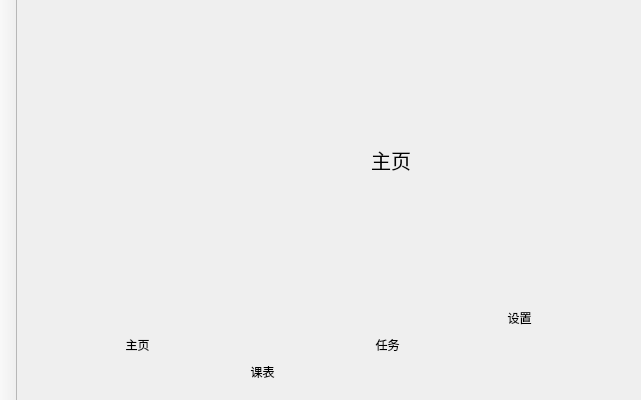
evtrouble/ham, file mainwindow.ui: the form before one commit.
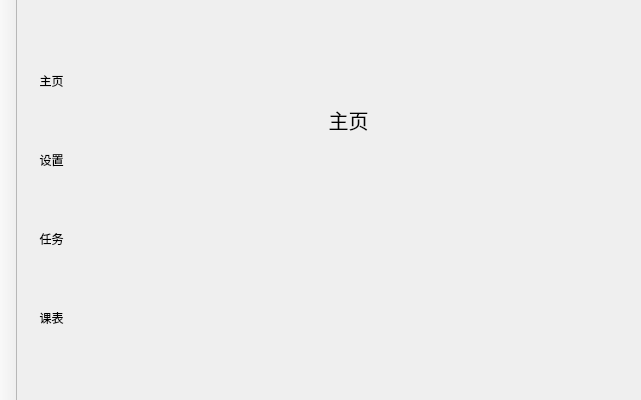
The form after the commit. The open tabs and pages were chosen to show the change. Icons and pictures are not drawn. Custom widgets are drawn as their Qt base class.

The edit to the form file:
```diff
--- a/mainwindow.ui
+++ b/mainwindow.ui
@@ -65,7 +65,7 @@
       </property>
       <widget class="QWidget" name="home">
        <layout class="QGridLayout" name="gridLayout_3">
-        <item row="0" column="2">
+        <item row="0" column="1" rowspan="2">
          <widget class="QLabel" name="homeDisplay">
           <property name="styleSheet">
            <string notr="true">background-color: transparent;
@@ -80,7 +80,61 @@
           </property>
          </widget>
         </item>
-        <item row="1" column="3">
+        <item row="3" column="0">
+         <widget class="QToolButton" name="classButton">
+          <property name="styleSheet">
+           <string notr="true">background-color: transparent;
+border: 0;</string>
+          </property>
+          <property name="text">
+           <string>课表</string>
+          </property>
+          <property name="icon">
+           <iconset resource="img.qrc">
+            <normaloff>:/tab/img/class.png</normaloff>:/tab/img/class.png</iconset>
+          </property>
+          <property name="iconSize">
+           <size>
+            <width>30</width>
+            <height>30</height>
+           </size>
+          </property>
+          <property name="autoExclusive">
+           <bool>true</bool>
+          </property>
+          <property name="toolButtonStyle">
+           <enum>Qt::ToolButtonStyle::ToolButtonTextUnderIcon</enum>
+          </property>
+         </widget>
+        </item>
+        <item row="2" column="0">
+         <widget class="QToolButton" name="tasksButton">
+          <property name="styleSheet">
+           <string notr="true">background-color: transparent;
+border: 0;</string>
+          </property>
+          <property name="text">
+           <string>任务</string>
+          </property>
+          <property name="icon">
+           <iconset resource="img.qrc">
+            <normaloff>:/tab/img/tasks.png</normaloff>:/tab/img/tasks.png</iconset>
+          </property>
+          <property name="iconSize">
+           <size>
+            <width>30</width>
+            <height>30</height>
+           </size>
+          </property>
+          <property name="autoExclusive">
+           <bool>true</bool>
+          </property>
+          <property name="toolButtonStyle">
+           <enum>Qt::ToolButtonStyle::ToolButtonTextUnderIcon</enum>
+          </property>
+         </widget>
+        </item>
+        <item row="1" column="0">
          <widget class="QToolButton" name="settingsButton">
           <property name="styleSheet">
            <string notr="true">background-color: transparent;
@@ -107,7 +161,7 @@
           </property>
          </widget>
         </item>
-        <item row="2" column="0">
+        <item row="0" column="0">
          <widget class="QToolButton" name="homeButton">
           <property name="styleSheet">
            <string notr="true">background-color: transparent;
@@ -134,60 +188,6 @@
           </property>
          </widget>
         </item>
-        <item row="2" column="2">
-         <widget class="QToolButton" name="tasksButton">
-          <property name="styleSheet">
-           <string notr="true">background-color: transparent;
-border: 0;</string>
-          </property>
-          <property name="text">
-           <string>任务</string>
-          </property>
-          <property name="icon">
-           <iconset resource="img.qrc">
-            <normaloff>:/tab/img/tasks.png</normaloff>:/tab/img/tasks.png</iconset>
-          </property>
-          <property name="iconSize">
-           <size>
-            <width>30</width>
-            <height>30</height>
-           </size>
-          </property>
-          <property name="autoExclusive">
-           <bool>true</bool>
-          </property>
-          <property name="toolButtonStyle">
-           <enum>Qt::ToolButtonStyle::ToolButtonTextUnderIcon</enum>
-          </property>
-         </widget>
-        </item>
-        <item row="3" column="1">
-         <widget class="QToolButton" name="classButton">
-          <property name="styleSheet">
-           <string notr="true">background-color: transparent;
-border: 0;</string>
-          </property>
-          <property name="text">
-           <string>课表</string>
-          </property>
-          <property name="icon">
-           <iconset resource="img.qrc">
-            <normaloff>:/tab/img/class.png</normaloff>:/tab/img/class.png</iconset>
-          </property>
-          <property name="iconSize">
-           <size>
-            <width>30</width>
-            <height>30</height>
-           </size>
-          </property>
-          <property name="autoExclusive">
-           <bool>true</bool>
-          </property>
-          <property name="toolButtonStyle">
-           <enum>Qt::ToolButtonStyle::ToolButtonTextUnderIcon</enum>
-          </property>
-         </widget>
-        </item>
        </layout>
       </widget>
       <widget class="QWidget" name="timetable">
```
Left out of the diff: 2 changed lines with no effect on the pictures.
